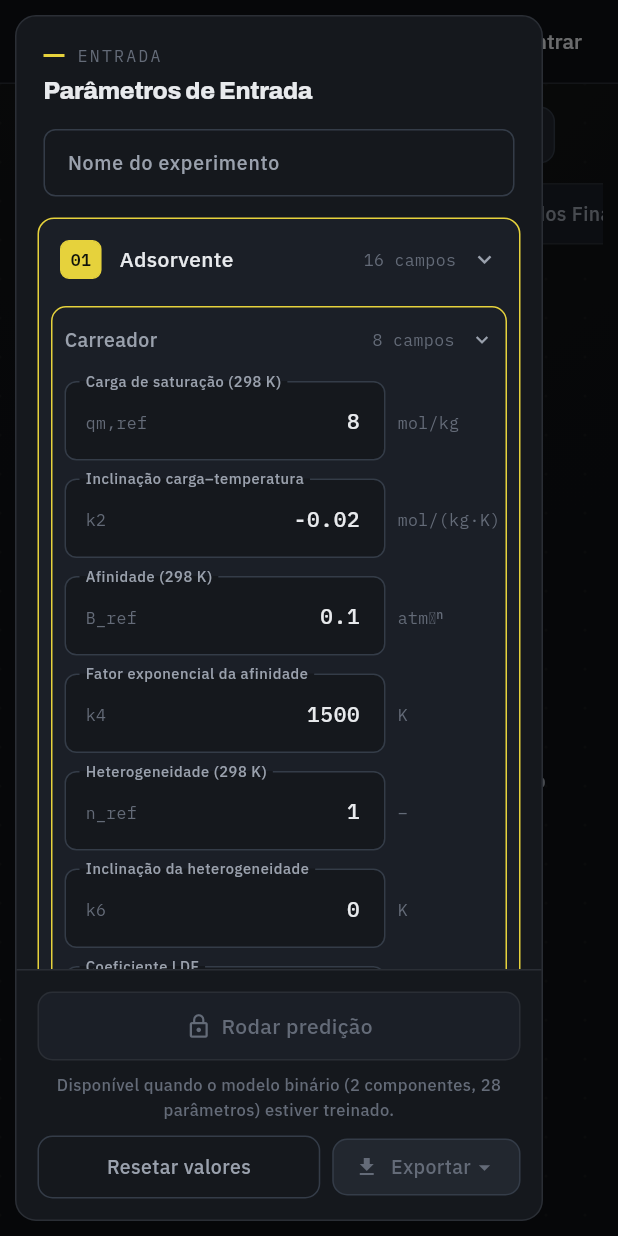
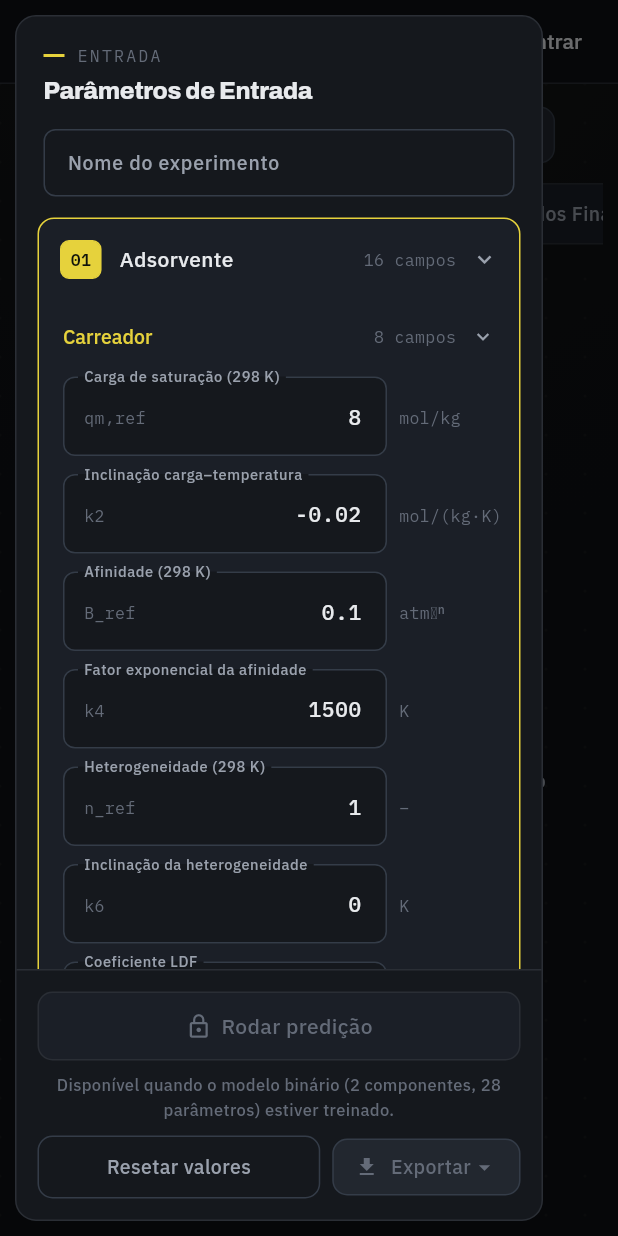
Before and after one commit to EduardoStaudt/NNAdsorption_App, a Flutter app: the PlatformScreen screen opened by its route, with the side drawer open, on a phone screen of 412 x 824 dp. Run offline on Flutter 3.47's test engine with Material 3 defaults, Android fonts, the phone set to English and light mode, and no system bars; our stand-ins replace fl_chart, flutter_svg, go_router, shared_preferences; accounts and stored records are empty; project files that could hold a hidden picture were left out.

Commit message:
feat(frontend): filho aberto acende o nome em vez de ganhar caixa
A borda dele passava rente aos campos e cortava o canto deles.

```diff
--- a/frontend/lib/theme/app_theme.dart
+++ b/frontend/lib/theme/app_theme.dart
@@ -151,14 +151,10 @@ ThemeData _tema(AppColors cores, Brightness brilho) => ThemeData(
       fontSize: Tipo.corpo,
       color: cores.text2,
     ),
-    // Símbolo e unidade dentro do campo. É a regra do Mono nos Dados, então
-    // mora aqui: todo campo com afixo herda, nenhum redeclara.
+    // Símbolo dentro do campo. É a regra do Mono nos Dados, então mora aqui:
+    // todo campo com prefixo herda, nenhum redeclara. (Sem `suffixStyle`: a
+    // unidade dos parâmetros saiu de dentro da caixa e virou coluna própria.)
     prefixStyle: TextStyle(
-      fontFamily: 'IBMPlexMono',
-      fontSize: Tipo.label,
-      color: cores.text3,
-    ),
-    suffixStyle: TextStyle(
       fontFamily: 'IBMPlexMono',
       fontSize: Tipo.label,
       color: cores.text3,
--- a/frontend/lib/widgets/parameters_panel.dart
+++ b/frontend/lib/widgets/parameters_panel.dart
@@ -432,28 +432,21 @@ class _Accordion extends StatelessWidget {
       ],
     );
 
-    // Aberto = borda âmbar, nos dois níveis. É o mesmo gesto da aba selecionada
-    // dos resultados, e é o que responde "onde eu estou" sem ler nada: uma
-    // borda acesa na coluna inteira, e ela cerca o que está em edição.
-    //
-    // A sub-seção fechada não tem caixa nenhuma; o card fechado mantém o fio
-    // `line`, senão ele sumiria no tema claro — `panel2` sobre `panel` dá 1.06:1
-    // de contraste, ou seja, nada.
+    // Aberto acende em âmbar nos dois níveis, mas de formas diferentes: o card
+    // de topo ganha a borda em volta; a sub-seção acende só o próprio nome (ver
+    // `_cabecalho`). O filho não pode ganhar caixa — ele é uma caixa dentro de
+    // outra, e a borda dele passava rente à direita dos campos, cortando o
+    // canto deles. Sem caixa, o nome aceso já diz qual componente está em
+    // edição, e sobra a largura inteira pros campos.
     if (!_ehCard) {
-      return AnimatedContainer(
-        duration: Duracao.media,
-        margin: const EdgeInsets.symmetric(vertical: Espaco.xxs),
-        decoration: BoxDecoration(
-          border: Border.all(
-            color: aberto ? cores.accent : Colors.transparent,
-            width: Borda.fina,
-          ),
-          borderRadius: BorderRadius.circular(Raio.controle),
-        ),
+      return Padding(
+        padding: const EdgeInsets.symmetric(vertical: Espaco.xxs),
         child: conteudo,
       );
     }
 
+    // O card fechado mantém o fio `line`: sem ele sumiria no tema claro, onde
+    // `panel2` sobre `panel` dá 1.06:1 de contraste — ou seja, nada.
     return AnimatedContainer(
       duration: Duracao.media,
       decoration: BoxDecoration(
@@ -474,6 +467,15 @@ class _Accordion extends StatelessWidget {
     final cores = context.cores;
     final numero = this.numero; // promove pra não precisar de `!` abaixo
     final ehCard = numero != null;
+
+    // `accentForte` e não `accent`: aqui o âmbar é texto, e o de sinal sobre o
+    // painel claro não se lê.
+    final estiloTitulo = TextStyle(
+      fontFamily: 'IBMPlexSans',
+      fontSize: ehCard ? Tipo.corpoGrande : Tipo.corpo,
+      fontWeight: FontWeight.w600,
+      color: ehCard ? cores.text : (aberto ? cores.accentForte : cores.text2),
+    );
 
     // A camada de hover fica recuada da borda do card nos dois níveis. Sem
     // isso, o cabeçalho do card pintava `panel3` de ponta a ponta, encostando
@@ -536,16 +538,17 @@ class _Accordion extends StatelessWidget {
                       ),
                       const SizedBox(width: Espaco.cartao),
                     ],
+                    // No card, quem acende é a borda em volta e o título fica
+                    // sempre neutro. Na sub-seção, que não tem caixa, o próprio
+                    // nome é o sinal de aberto — daí só ela animar a cor.
                     Expanded(
-                      child: Text(
-                        titulo,
-                        style: TextStyle(
-                          fontFamily: 'IBMPlexSans',
-                          fontSize: ehCard ? Tipo.corpoGrande : Tipo.corpo,
-                          fontWeight: FontWeight.w600,
-                          color: ehCard ? cores.text : cores.text2,
-                        ),
-                      ),
+                      child: ehCard
+                          ? Text(titulo, style: estiloTitulo)
+                          : AnimatedDefaultTextStyle(
+                              duration: Duracao.media,
+                              style: estiloTitulo,
+                              child: Text(titulo),
+                            ),
                     ),
                     _ContagemDoGrupo(
                       campos: campos,
@@ -640,16 +643,30 @@ class _CampoInput extends StatelessWidget {
   @override
   Widget build(BuildContext context) {
     final cores = context.cores;
-    // Fora do builder: nada aqui depende do que foi digitado, e um `Text` novo
-    // a cada tecla faria a `InputDecoration` nunca comparar igual — o Material
-    // descarta o cache dela e reaplica os defaults por isso.
+    // Nada aqui depende do que foi digitado, então nada disto entra no builder:
+    // um `Text` novo a cada tecla faria a `InputDecoration` nunca comparar
+    // igual, e o Material descarta o cache dela por isso.
     final rotulo = Text(def.label, maxLines: 2);
+    final unidade = SizedBox(
+      width: Dim.larguraUnidade,
+      child: Text(
+        def.unit,
+        style: TextStyle(
+          fontFamily: 'IBMPlexMono',
+          fontSize: Tipo.label,
+          color: cores.text3,
+        ),
+      ),
+    );
 
     return Padding(
       padding: const EdgeInsets.symmetric(vertical: Espaco.xs),
       child: ValueListenableBuilder<TextEditingValue>(
         valueListenable: controlador,
-        builder: (context, valor, _) {
+        // A coluna da unidade não muda com o valor: entra pelo `child`, o slot
+        // que o `ValueListenableBuilder` tem justamente pra não reconstruir.
+        child: unidade,
+        builder: (context, valor, unidade) {
           final erro = erroDoCampo(def, valor.text);
 
           return Row(
@@ -696,17 +713,7 @@ class _CampoInput extends StatelessWidget {
                 ),
               ),
               const SizedBox(width: Espaco.sm),
-              SizedBox(
-                width: Dim.larguraUnidade,
-                child: Text(
-                  def.unit,
-                  style: TextStyle(
-                    fontFamily: 'IBMPlexMono',
-                    fontSize: Tipo.label,
-                    color: cores.text3,
-                  ),
-                ),
-              ),
+              unidade!,
             ],
           );
         },
```
Also changed, not shown: frontend/lib/theme/app_sizes.dart (+6 -1 lines), 1 other file.
